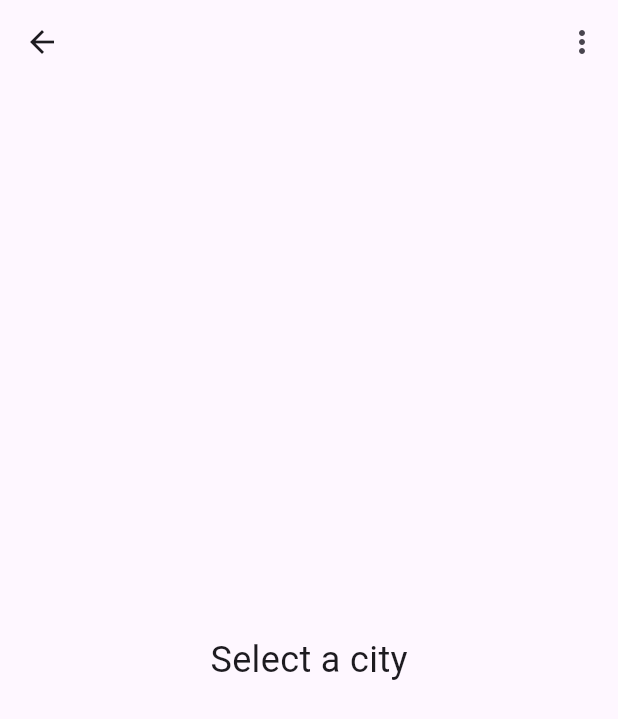
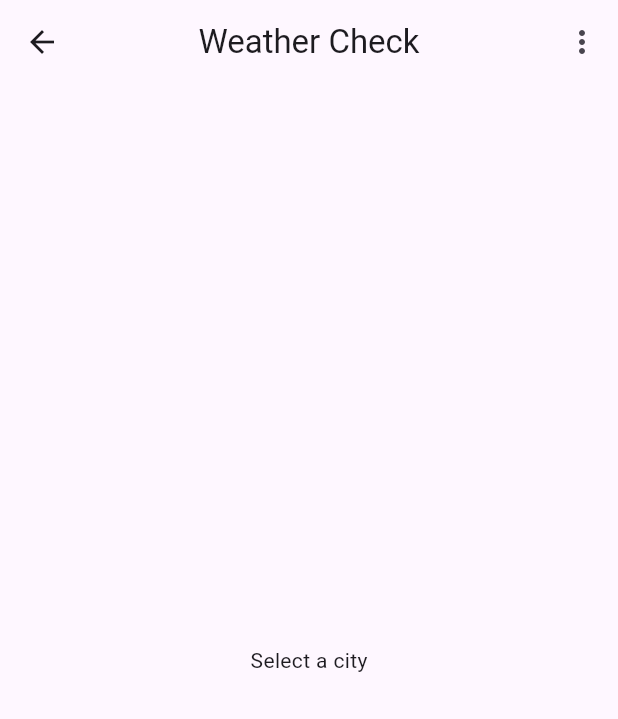
Before and after one commit to SumanTanwar/FlutterProjects, a Flutter app: the Confirmation screen opened directly, after a tap on "Weather Check", on a phone screen of 412 x 824 dp. Shown: the top 719 px of the screen. Run offline on Flutter 3.47's test engine with Material 3 defaults, Android fonts, the phone set to English and light mode, and no system bars.

Commit message:
Weather check

```diff
--- a/lib/Confirmation.dart
+++ b/lib/Confirmation.dart
@@ -33,7 +33,7 @@ class Confirmation extends StatelessWidget {
 
               ElevatedButton(onPressed: () {
                 Navigator.push(context,
-                    MaterialPageRoute(builder: (context) => Weatherpage()));
+                    MaterialPageRoute(builder: (context) => WeatherPage()));
               },
                 style: ElevatedButton.styleFrom(
                     backgroundColor: Colors.black,
--- a/lib/WeatherPage.dart
+++ b/lib/WeatherPage.dart
@@ -1,55 +1,76 @@
+
 import 'package:flutter/material.dart';
+import 'package:http/http.dart';
+import 'dart:convert';
 
-class Weatherpage extends StatefulWidget {
+final apiKey = "f64bf0682e08dc140031412b5a1c04ff";
+
+class WeatherPage extends StatefulWidget {
+
   @override
-  State<Weatherpage> createState() => _WeatherpageState();
+  State<WeatherPage> createState() => _WeatherPageState();
 }
 
-class _WeatherpageState extends State<Weatherpage> {
+class _WeatherPageState extends State<WeatherPage> {
+
   List<String> cities = [
-    "Montreal",
-    "Toronto",
-    "Winnipeg",
-    "Saskatchewan",
-    "Delhi",
-    "Ottawa",
-    "Gurgaon",
-    "Palwal",
-    "Faridabad"
+    "Montreal","Toronto","Winnipeg","Ottawa","Goa","Delhi","Palwal","Gurgaon",
   ];
+  String weather = "";
+  String selectedCity = "";
 
-  String cityName = "";
+  Future<void> fetchWeather(String cityName) async {
+
+    final url = Uri.parse("https://api.openweathermap.org/data/2.5/weather?q=$cityName&appid=$apiKey&units=metric");
+    final response = await get(url);
+
+    if (response.statusCode == 200) {
+      final data = jsonDecode(response.body);
+      double temp = data["main"]["temp"];
+      int tempInt = temp.toInt();
+
+      setState(() {
+        weather = "$tempInt °C";
+        selectedCity = cityName;
+      });
+    }
+
+  }
 
   @override
   Widget build(BuildContext context) {
     return Scaffold(
       appBar: AppBar(
-
+        title: Text("Weather Check"),
+        centerTitle: true,
         actions: [
   PopupMenuButton(
-            onSelected: (String city) {
-              setState(() {
-                cityName = city;
-              });
+      onSelected: (String city){
+        fetchWeather(city);
       },
       itemBuilder: (BuildContext context) {
         return cities.map<PopupMenuItem<String>>((String city) {
-                return PopupMenuItem<String>(
+          return PopupMenuItem(
               value: city,
-                  child: Text(city),
+              child: Text(city)
           );
         }).toList();
       },
     icon: Icon(Icons.more_vert),
-          ),
+
+  )
         ],
       ),
-      body: Center(
-        child: Text(
-          cityName.isEmpty ? 'Select a city' : cityName,
-          style: TextStyle(fontSize: 24),
+      body:  Center(
+        child: selectedCity.isEmpty ? Text("Select a city") : Column(
+          mainAxisAlignment: MainAxisAlignment.center,
+          crossAxisAlignment: CrossAxisAlignment.center,
+          children: [
+            Text("Weather of $selectedCity"),
+            Text(weather)
+          ],
         ),
-      ),
+      )
     );
   }
 }
--- a/lib/main.dart
+++ b/lib/main.dart
@@ -1,5 +1,6 @@
+import 'package:first_proj/WeatherPage.dart';
 import 'package:flutter/material.dart';
-import 'package:first_proj/layout.dart';
+
 void main() {
   runApp( MyApp());
 }
@@ -9,7 +10,7 @@ class MyApp extends StatelessWidget {
   Widget build(BuildContext context) {
     return MaterialApp(
       debugShowCheckedModeBanner: false,
-      home: CheckoutPage(),
+      home: WeatherPage(),
     );
   }
 }
```
Lines whose indentation alone changed are shown as unchanged.
